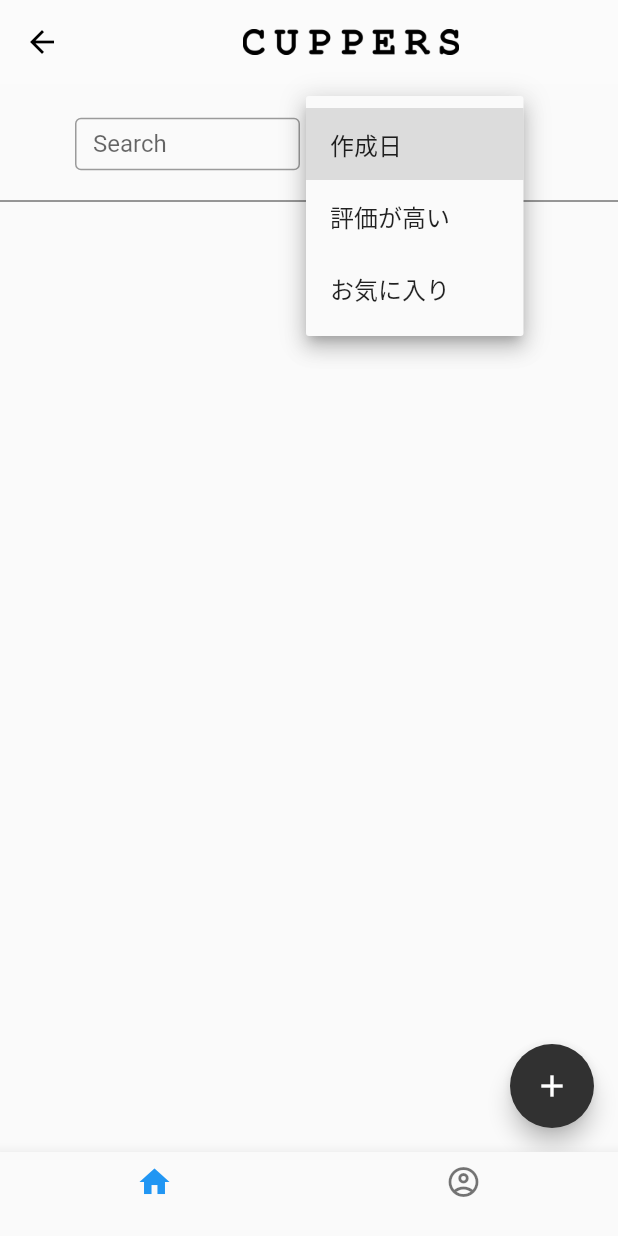
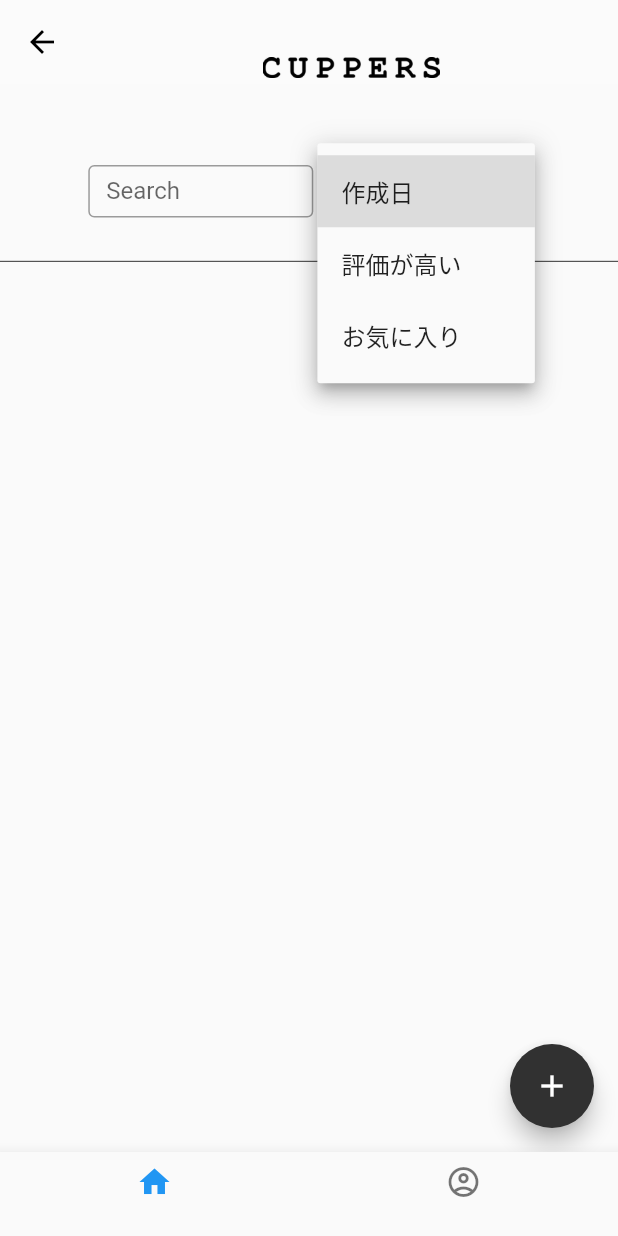
Before and after one commit to aiirononeko/cuppers_mobile, a Flutter app: the HomePage screen opened by its route, after a tap on "作成日", on a phone screen of 412 x 824 dp. Run offline on Flutter 3.47's test engine with Material 2 defaults, Android fonts, the phone set to English and light mode, and no system bars; our stand-ins replace cloud_firestore, firebase_auth, firebase_core; missing offline and left inert: flutter_radar_chart; accounts and stored records are empty.

Commit message:
レイアウト微調整

```diff
--- a/lib/main.dart
+++ b/lib/main.dart
@@ -67,13 +67,13 @@ class _HomePageState extends State<HomePage> {
 
     // 画面サイズを取得
     final Size size = MediaQuery.of(context).size;
-    final double width = size.width;
-    final double height = size.height;
+    final double _width = size.width;
+    final double _height = size.height;
 
     return Scaffold(
       appBar: AppBar(
         title: Container(
-          margin:EdgeInsets.all(90.0),
+          margin: EdgeInsets.fromLTRB(_width / 4, _width / 3, _width / 4, _width / 4),
           child: Image.asset('images/cuppers_logo_apart-05.png'),
         ),
         backgroundColor: Colors.white24,
--- a/lib/views/AccountInfoPage.dart
+++ b/lib/views/AccountInfoPage.dart
@@ -7,6 +7,12 @@ class AccountInfoPage extends StatelessWidget {
 
   @override
   Widget build(BuildContext context) {
+
+    // 画面サイズを取得
+    final Size size = MediaQuery.of(context).size;
+    final double _width = size.width;
+    final double _height = size.height;
+
     return Scaffold(
         body: Container(
           child: Center(
--- a/lib/views/CoffeeIndexPage.dart
+++ b/lib/views/CoffeeIndexPage.dart
@@ -53,6 +53,11 @@ class _CoffeeIndexPageState extends State<CoffeeIndexPage> {
   @override
   Widget build(BuildContext context) {
 
+    // 画面サイズを取得
+    final Size size = MediaQuery.of(context).size;
+    final _width = size.width;
+    final _height = size.height;
+
     // ログイン中のユーザーIDを取得
     _uid = FirebaseAuth.instance.currentUser.uid;
 
@@ -72,7 +77,7 @@ class _CoffeeIndexPageState extends State<CoffeeIndexPage> {
       ),
       body: SingleChildScrollView(
         child: Container(
-          margin: EdgeInsets.fromLTRB(0, 20, 0, 0),
+          margin: EdgeInsets.fromLTRB(0, _width / 8, 0, 0),
           child: Column(
             children: <Widget>[
               Row(
@@ -80,7 +85,7 @@ class _CoffeeIndexPageState extends State<CoffeeIndexPage> {
                   Container(
                     width: 150,
                     height: 35,
-                    margin: EdgeInsets.fromLTRB(50, 0, 0, 0),
+                    margin: EdgeInsets.fromLTRB(_width / 7, 0, 0, 0),
                     child: TextField(
                       decoration: InputDecoration(
                         border: OutlineInputBorder(),
@@ -104,7 +109,7 @@ class _CoffeeIndexPageState extends State<CoffeeIndexPage> {
                   Container(
                     width: 105,
                     height: 40,
-                    margin: EdgeInsets.fromLTRB(20, 0, 0, 0),
+                    margin: EdgeInsets.fromLTRB(_width / 22, 0, 0, 0),
                     child: DropdownButton(
                       items: _items,
                       value: _selectItem,
@@ -118,12 +123,12 @@ class _CoffeeIndexPageState extends State<CoffeeIndexPage> {
                 ],
               ),
               Container(
-                margin: EdgeInsets.fromLTRB(0, 10, 0, 0),
+                margin: EdgeInsets.fromLTRB(0, _width / 22, 0, 0),
                 child: Divider(
                   color: HexColor('313131'),
                 ),
               ),
-              _buildBody(),
+              _buildBody(_width),
             ],
           )
         )
@@ -132,18 +137,18 @@ class _CoffeeIndexPageState extends State<CoffeeIndexPage> {
   }
 
   // ボディを作成する親クラス
-  Widget _buildBody() {
+  Widget _buildBody(double width) {
 
     if (_selectItem == 1) {
-      return _buildBodyCreatedAt();
+      return _buildBodyCreatedAt(width);
     } else if (_selectItem == 2) {
-      return _buildBodyScore();
+      return _buildBodyScore(width);
     }
-    return _buildBodyFavoriteCoffee();
+    return _buildBodyFavoriteCoffee(width);
   }
 
   // 作成日順で表示する
-  Widget _buildBodyCreatedAt() {
+  Widget _buildBodyCreatedAt(double width) {
 
     if (_userUseSearchFunc == false) {
       return StreamBuilder<QuerySnapshot>(  // Streamを監視して、イベントが通知される度にWidgetを更新する
@@ -156,7 +161,7 @@ class _CoffeeIndexPageState extends State<CoffeeIndexPage> {
             .snapshots(),
         builder: (context, snapshot) {
           if (!snapshot.hasData) return Text('Loading...');
-          return _buildList(snapshot.data.docs);
+          return _buildList(snapshot.data.docs, width);
         },
       );
     }
@@ -173,13 +178,13 @@ class _CoffeeIndexPageState extends State<CoffeeIndexPage> {
           .snapshots(),
       builder: (context, snapshot) {
         if (!snapshot.hasData) return Text('Loading...');
-        return _buildList(snapshot.data.docs);
+        return _buildList(snapshot.data.docs, width);
       },
     );
   }
 
   // スコア順に表示する
-  Widget _buildBodyScore() {
+  Widget _buildBodyScore(double width) {
 
     if (_userUseSearchFunc == false) {
       return StreamBuilder<QuerySnapshot>(  // Streamを監視して、イベントが通知される度にWidgetを更新する
@@ -191,7 +196,7 @@ class _CoffeeIndexPageState extends State<CoffeeIndexPage> {
             .snapshots(),
         builder: (context, snapshot) {
           if (!snapshot.hasData) return Text('Loading...');
-          return _buildList(snapshot.data.docs);
+          return _buildList(snapshot.data.docs, width);
         },
       );
     }
@@ -208,13 +213,13 @@ class _CoffeeIndexPageState extends State<CoffeeIndexPage> {
           .snapshots(),
       builder: (context, snapshot) {
         if (!snapshot.hasData) return Text('Loading...');
-        return _buildList(snapshot.data.docs);
+        return _buildList(snapshot.data.docs, width);
       },
     );
   }
 
   // お気に入りのコーヒーのみ表示する
-  Widget _buildBodyFavoriteCoffee() {
+  Widget _buildBodyFavoriteCoffee(double width) {
 
     if (_userUseSearchFunc == false) {
       return StreamBuilder<QuerySnapshot>(  // Streamを監視して、イベントが通知される度にWidgetを更新する
@@ -226,7 +231,7 @@ class _CoffeeIndexPageState extends State<CoffeeIndexPage> {
             .snapshots(),
         builder: (context, snapshot) {
           if (!snapshot.hasData) return Text('Loading...');
-          return _buildList(snapshot.data.docs);
+          return _buildList(snapshot.data.docs, width);
         },
       );
     }
@@ -243,25 +248,25 @@ class _CoffeeIndexPageState extends State<CoffeeIndexPage> {
           .snapshots(),
       builder: (context, snapshot) {
         if (!snapshot.hasData) return Text('Loading...');
-        return _buildList(snapshot.data.docs);
+        return _buildList(snapshot.data.docs, width);
       },
     );
   }
 
-  Widget _buildList(List<DocumentSnapshot> snapList) {
+  Widget _buildList(List<DocumentSnapshot> snapList, double width) {
 
     return ListView.builder(
         shrinkWrap: true,
         physics: NeverScrollableScrollPhysics(),
-        padding: const EdgeInsets.all(18.0),
+        padding: EdgeInsets.fromLTRB(width / 28, width / 28, width / 28, width / 28),
         itemCount: snapList.length,
         itemBuilder: (context, i) {
-          return _buildListItem(snapList[i]);
+          return _buildListItem(snapList[i], width);
         }
     );
   }
 
-  Widget _buildListItem(DocumentSnapshot snap) {
+  Widget _buildListItem(DocumentSnapshot snap, double width) {
 
     Map<String, dynamic> data = snap.data();
 
@@ -275,10 +280,9 @@ class _CoffeeIndexPageState extends State<CoffeeIndexPage> {
         );
       },
       child: Container(
-        margin: EdgeInsets.fromLTRB(0, 0, 0, 20),
         child: Container(
           decoration: BoxDecoration(
-            borderRadius: BorderRadius.circular(8.0),
+            borderRadius: BorderRadius.circular(width / 30),
             color: HexColor('e7e7e7'),
             boxShadow: [
               BoxShadow(
@@ -292,15 +296,15 @@ class _CoffeeIndexPageState extends State<CoffeeIndexPage> {
           child: Row(
             children: <Widget>[
               Container(
-                margin: EdgeInsets.fromLTRB(20, 30, 10, 30),
+                margin: EdgeInsets.fromLTRB(width / 18, width / 12, width / 40, width / 12),
                 child: Icon(
                   _checkFavoriteFlag(data),
-                  size: 30,
+                  size: width / 15,
                 )
               ),
               Container(
                 width: 220,
-                margin: EdgeInsets.fromLTRB(0, 10, 0, 0),
+                margin: EdgeInsets.fromLTRB(width / 40, width / 30, width / 40, 0),
                 child: Column(
                     children: <Widget>[
                       Container(
@@ -313,7 +317,7 @@ class _CoffeeIndexPageState extends State<CoffeeIndexPage> {
                         ),
                       ),
                       Container(
-                        margin: EdgeInsets.fromLTRB(0, 5, 0, 0),
+                        margin: EdgeInsets.fromLTRB(0, width / 80, 0, 0),
                         child: Text(
                           data['coffee_name'],
                           style: TextStyle(
@@ -323,7 +327,7 @@ class _CoffeeIndexPageState extends State<CoffeeIndexPage> {
                         ),
                       ),
                       Container(
-                        margin: EdgeInsets.fromLTRB(0, 5, 0, 10),
+                        margin: EdgeInsets.fromLTRB(0, width / 80, 0, width / 40),
                         child: Text(
                           'made in ${data['country']}',
                           style: TextStyle(
@@ -336,14 +340,15 @@ class _CoffeeIndexPageState extends State<CoffeeIndexPage> {
                 ),
               ),
               Container(
-                margin: EdgeInsets.fromLTRB(0, 0, 10, 0),
+                margin: EdgeInsets.fromLTRB(0, 0, width / 40, 0),
                 child: Column(
                   children: <Widget>[
                     Container(
                         child: Text(
                           'Score',
                           style: TextStyle(
-                            color: HexColor('313131')
+                            color: HexColor('313131'),
+                            fontSize: width / 28,
                           ),
                         )
                     ),
@@ -351,7 +356,7 @@ class _CoffeeIndexPageState extends State<CoffeeIndexPage> {
                         child: Text(
                           data['coffee_score'].toString(),
                           style: TextStyle(
-                            fontSize: 20,
+                            fontSize: width / 18,
                             color: HexColor('313131')
                           ),
                         )
--- a/lib/views/CuppingPage.dart
+++ b/lib/views/CuppingPage.dart
@@ -134,6 +134,11 @@ class _CuppingPageState extends State<CuppingPage> {
 
   @override
   Widget build(BuildContext context) {
+
+    // 画面サイズを取得
+    final Size size = MediaQuery.of(context).size;
+    final double _width = size.width;
+    final double _height = size.height;
 
     // ログイン中のユーザーIDを取得
     _uid = FirebaseAuth.instance.currentUser.uid;
```
Also changed, not shown: lib/views/CoffeePage.dart (+7 -2 lines).
